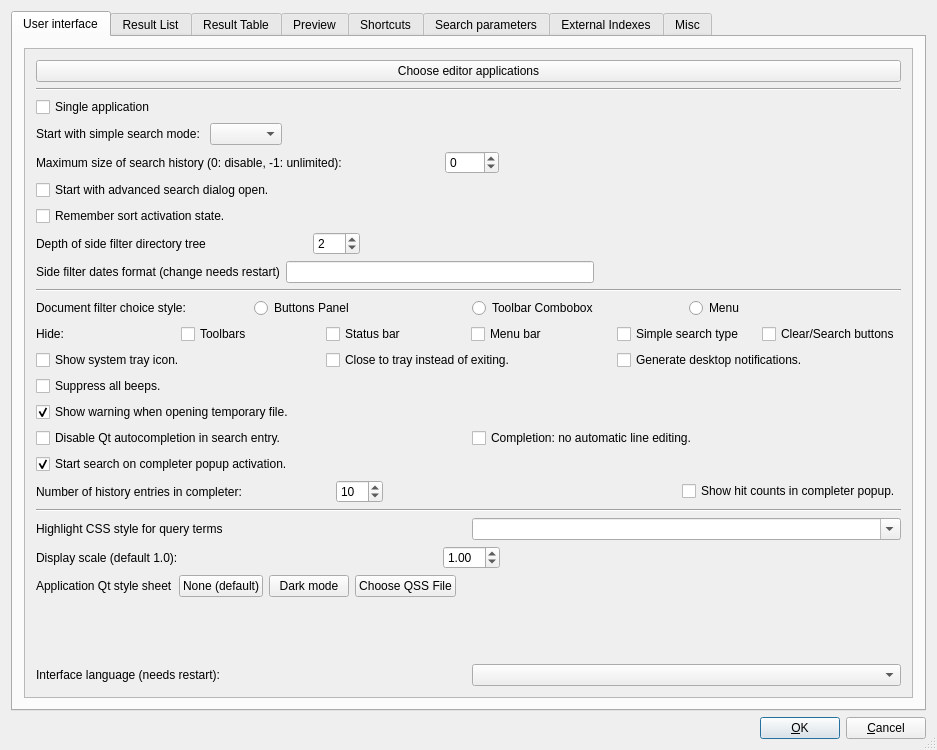
Above: src/qtgui/uiprefs.ui from alarmz/recoll before the change. Below: the same form after it.
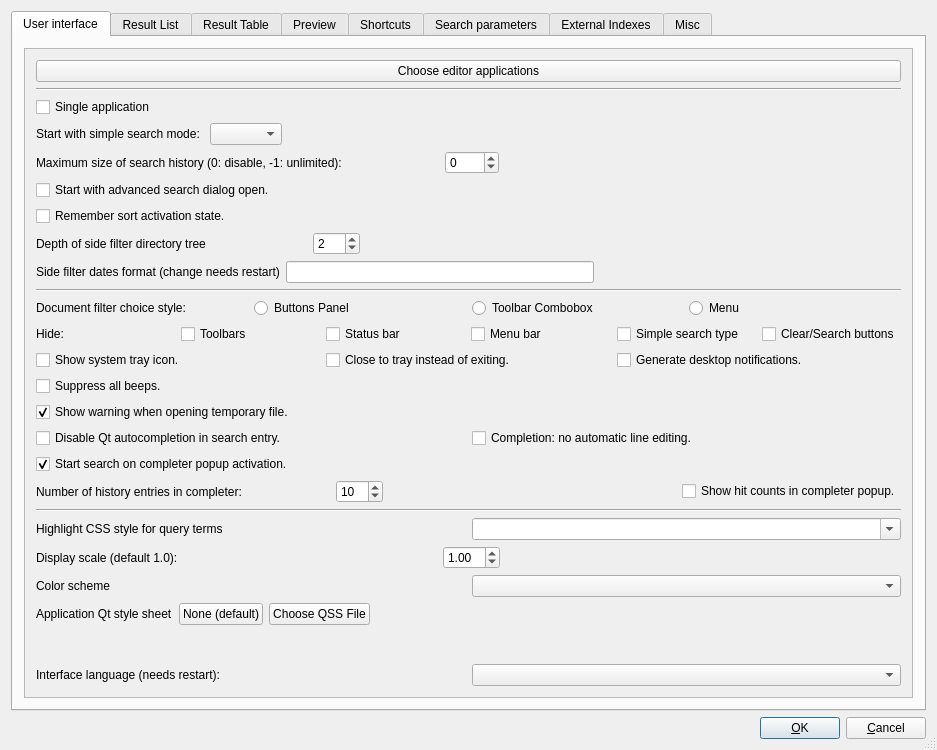
That is the form after the change.

Commit message: separate prefs for custom qss and dark mode

What changed in the file:
```diff
--- a/src/qtgui/uiprefs.ui
+++ b/src/qtgui/uiprefs.ui
@@ -621,6 +621,36 @@
              </item>
             </layout>
            </item>
+           <item>
+            <layout class="QHBoxLayout">
+             <item>
+              <widget class="QLabel" name="colorschemeLBL">
+               <property name="text">
+                <string>Color scheme</string>
+               </property>
+               <property name="wordWrap">
+                <bool>false</bool>
+               </property>
+              </widget>
+             </item>
+             <item>
+              <widget class="QComboBox" name="colorschemeCMB">
+               <property name="minimumSize">
+                <size>
+                 <width>10</width>
+                 <height>0</height>
+                </size>
+               </property>
+               <property name="editable">
+                <bool>no</bool>
+               </property>
+               <property name="insertPolicy">
+                <enum>QComboBox::NoInsert</enum>
+               </property>
+              </widget>
+             </item>
+            </layout>
+           </item>
            <item>
             <layout class="QHBoxLayout">
              <item>
@@ -643,16 +673,6 @@
                </property>
               </widget>
              </item>
-             <item>
-              <widget class="QPushButton" name="darkSSPB">
-               <property name="toolTip">
-                <string>Uses the default dark mode style sheet</string>
-               </property>
-               <property name="text">
-                <string>Dark mode</string>
-               </property>
-              </widget>
-             </item>
              <item>
               <widget class="QPushButton" name="stylesheetPB">
                <property name="toolTip">
```
The commit also changes 4 other files.
